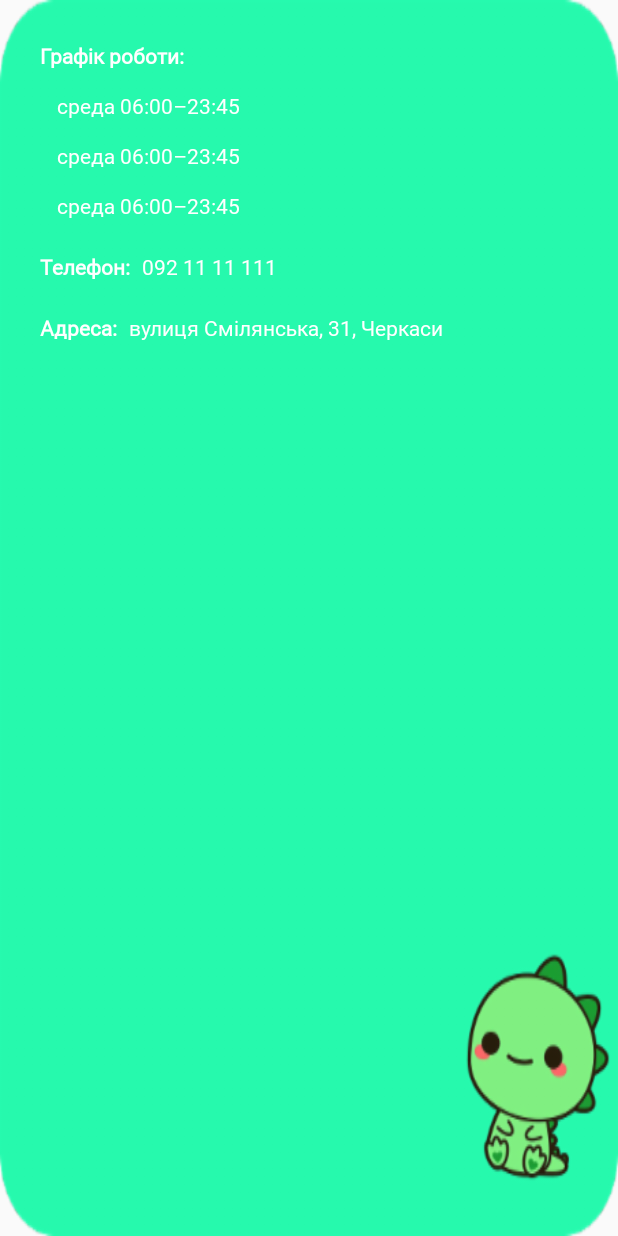
After one commit to DinoDelivery/DinoDev-Android, an Android app: the layout restaurant_info_dialog.xml on its own in the app's theme, with its tools: preview values and no code run, on a phone screen of 412 x 824 dp. The commit adds this screen. Run offline under Robolectric (Android 15) with nearby library versions, the phone set to English and light mode, and no system bars.

Commit message:
Add restaurant info dialog

```diff
--- a/app/src/main/java/com/dinodelivery/app/entities/Restaurant.kt
+++ b/app/src/main/java/com/dinodelivery/app/entities/Restaurant.kt
@@ -15,5 +15,7 @@ data class Restaurant(
     var photo: String? = null,
     var dishes: List<Dish>? = null,
     var workHours: List<WorkHour>? = null,
+    var phone: String? = null,
+    var address: String? = null,
     var reviews: List<Review>? = null
 ) : Parcelable
--- a/app/src/main/java/com/dinodelivery/app/fragments/ProfileFragment.kt
+++ b/app/src/main/java/com/dinodelivery/app/fragments/ProfileFragment.kt
@@ -36,7 +36,7 @@ class ProfileFragment : Fragment() {
     private fun setInitialData() {
         UserCacheUtils.cachedUserData?.let {
             txtUserName.text = getString(R.string.name, it.username)
-            txtPhone.text = getString(R.string.phone, it.phone)
+            txtPhone.text = getString(R.string.phone_template, it.phone)
             txtCardNumber.text = getString(R.string.card, it.card)
             it.photo?.let {photo ->
                 val image = ImageUtils.decodeBase64(photo)
--- a/app/src/main/java/com/dinodelivery/app/repositories/RestaurantsRepository.kt
+++ b/app/src/main/java/com/dinodelivery/app/repositories/RestaurantsRepository.kt
@@ -57,6 +57,8 @@ class RestaurantsRepository {
                         "22:00"
                     )
                 ),
+                "0472 545 235",
+                "бул. Шевченка",
                 listOf(
                     Review(
                         1,
@@ -119,6 +121,8 @@ class RestaurantsRepository {
                         "22:00"
                     )
                 ),
+                "0472 533 235",
+                "бул. Шевченка",
                 listOf(
                     Review(
                         1,
--- a/app/src/main/res/layout/fragment_profile.xml
+++ b/app/src/main/res/layout/fragment_profile.xml
@@ -83,7 +83,7 @@
             android:layout_marginStart="16dp"
             android:layout_marginTop="26dp"
             android:fontFamily="@font/roboto_regular"
-            android:text="@string/phone"
+            android:text="@string/phone_template"
             android:textColor="@android:color/white"
             android:textSize="18sp"
             tools:text="Телефон: +3809111111111" />
--- /dev/null
+++ b/app/src/main/res/layout/restaurant_info_dialog.xml
@@ -0,0 +1,105 @@
+<?xml version="1.0" encoding="utf-8"?>
+<androidx.constraintlayout.widget.ConstraintLayout xmlns:android="http://schemas.android.com/apk/res/android"
+    android:layout_width="match_parent"
+    android:layout_height="match_parent"
+    xmlns:app="http://schemas.android.com/apk/res-auto"
+    xmlns:tools="http://schemas.android.com/tools"
+    tools:background="@drawable/restaurant_info_background">
+
+    <androidx.constraintlayout.widget.Guideline
+        android:id="@+id/start_guideline"
+        android:layout_width="wrap_content"
+        android:layout_height="wrap_content"
+        android:orientation="vertical"
+        app:layout_constraintGuide_begin="27dp" />
+
+    <androidx.constraintlayout.widget.Guideline
+        android:id="@+id/end_guideline"
+        android:layout_width="wrap_content"
+        android:layout_height="wrap_content"
+        android:orientation="vertical"
+        app:layout_constraintGuide_end="27dp" />
+
+    <androidx.appcompat.widget.AppCompatTextView
+        android:id="@+id/txtWorkHoursHeader"
+        android:layout_width="0dp"
+        android:layout_height="wrap_content"
+        android:layout_marginTop="27dp"
+        android:fontFamily="@font/roboto_regular"
+        android:text="@string/work_schedule"
+        android:textColor="@android:color/white"
+        android:textSize="14sp"
+        android:textStyle="bold"
+        app:layout_constraintEnd_toEndOf="@id/end_guideline"
+        app:layout_constraintStart_toStartOf="@id/start_guideline"
+        app:layout_constraintTop_toTopOf="parent" />
+
+    <androidx.recyclerview.widget.RecyclerView
+        android:id="@+id/workHoursRecyclerView"
+        android:layout_width="0dp"
+        android:layout_height="wrap_content"
+        android:layout_marginStart="11dp"
+        app:layoutManager="androidx.recyclerview.widget.LinearLayoutManager"
+        app:layout_constraintEnd_toEndOf="@id/end_guideline"
+        app:layout_constraintStart_toStartOf="@id/txtWorkHoursHeader"
+        app:layout_constraintTop_toBottomOf="@id/txtWorkHoursHeader"
+        app:layout_constraintVertical_chainStyle="spread_inside"
+        tools:listitem="@layout/work_hour_item" />
+
+    <androidx.appcompat.widget.AppCompatTextView
+        android:id="@+id/txtPhoneHeader"
+        android:layout_width="0dp"
+        android:layout_height="wrap_content"
+        android:layout_marginTop="21dp"
+        android:fontFamily="@font/roboto_regular"
+        android:text="@string/phone"
+        android:textColor="@android:color/white"
+        android:textSize="14sp"
+        android:textStyle="bold"
+        app:layout_constraintStart_toStartOf="@id/start_guideline"
+        app:layout_constraintTop_toBottomOf="@id/workHoursRecyclerView"
+        app:layout_constraintVertical_chainStyle="spread_inside"/>
+
+    <androidx.appcompat.widget.AppCompatTextView
+        android:id="@+id/txtPhone"
+        android:layout_width="0dp"
+        android:layout_height="wrap_content"
+        android:layout_marginStart="8dp"
+        android:fontFamily="@font/roboto_regular"
+        android:textColor="@android:color/white"
+        android:textSize="14sp"
+        app:layout_constraintEnd_toEndOf="@id/end_guideline"
+        app:layout_constraintStart_toEndOf="@id/txtPhoneHeader"
+        app:layout_constraintBottom_toBottomOf="@id/txtPhoneHeader"
+        app:layout_constraintTop_toTopOf="@id/txtPhoneHeader"
+        tools:text="092 11 11 111"/>
+
+    <androidx.appcompat.widget.AppCompatTextView
+        android:id="@+id/txtAddressHeader"
+        android:layout_width="0dp"
+        android:layout_height="wrap_content"
+        android:layout_marginTop="21dp"
+        android:fontFamily="@font/roboto_regular"
+        android:text="@string/address"
+        android:textColor="@android:color/white"
+        android:textSize="14sp"
+        android:textStyle="bold"
+        app:layout_constraintStart_toStartOf="@id/start_guideline"
+        app:layout_constraintTop_toBottomOf="@id/txtPhoneHeader" />
+
+    <androidx.appcompat.widget.AppCompatTextView
+        android:id="@+id/txtAddress"
+        android:layout_width="0dp"
+        android:layout_height="wrap_content"
+        android:layout_marginStart="8dp"
+        android:fontFamily="@font/roboto_regular"
+        android:textColor="@android:color/white"
+        android:textSize="14sp"
+        app:layout_constraintEnd_toEndOf="@id/end_guideline"
+        app:layout_constraintStart_toEndOf="@id/txtAddressHeader"
+        app:layout_constraintBottom_toBottomOf="@id/txtAddressHeader"
+        app:layout_constraintTop_toTopOf="@id/txtAddressHeader"
+        tools:text="вулиця Смілянська, 31, Черкаси"/>
+
+
+</androidx.constraintlayout.widget.ConstraintLayout>
--- /dev/null
+++ b/app/src/main/res/layout/work_hour_item.xml
@@ -0,0 +1,11 @@
+<?xml version="1.0" encoding="utf-8"?>
+<androidx.appcompat.widget.AppCompatTextView xmlns:android="http://schemas.android.com/apk/res/android"
+    xmlns:tools="http://schemas.android.com/tools"
+    android:id="@+id/txtWorkHour"
+    android:layout_width="match_parent"
+    android:layout_height="wrap_content"
+    android:layout_marginTop="14dp"
+    android:fontFamily="@font/roboto_regular"
+    android:textColor="@android:color/white"
+    android:textSize="14sp"
+    tools:text="среда 06:00–23:45"/>
```
Also changed, not shown: app/src/main/java/com/dinodelivery/app/adapters/WorkHourListAdapter.kt (added, +51 -0 lines), app/src/main/java/com/dinodelivery/app/fragments/SingleRestaurantFragment.kt (+26 -0 lines), app/src/main/res/values/strings.xml (+16 -1 lines), app/src/main/res/drawable-hdpi/restaurant_info_background.png (added), app/src/main/res/drawable-mdpi/restaurant_info_background.png (added), app/src/main/res/drawable-xhdpi/restaurant_info_background.png (added), app/src/main/res/drawable-xxhdpi/restaurant_info_background.png (added), app/src/main/res/drawable-xxxhdpi/restaurant_info_background.png (added).
